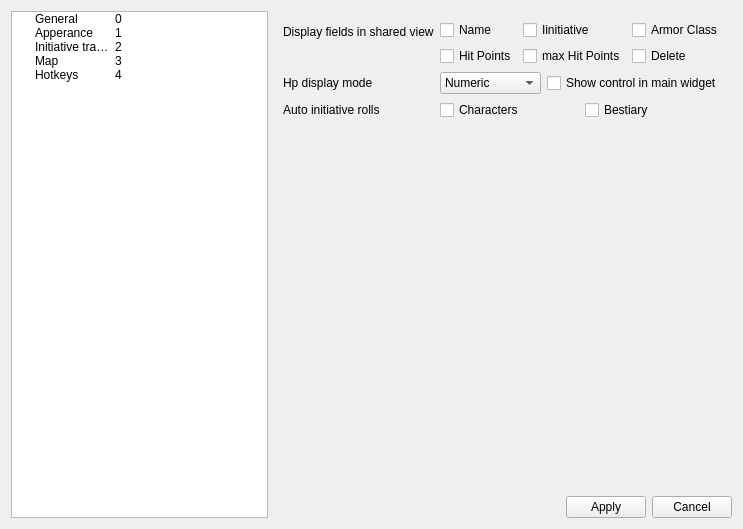
Before: the Qt Designer form settingsdialog.ui in Technohamster-py/dm-assist, drawn with Qt 5.
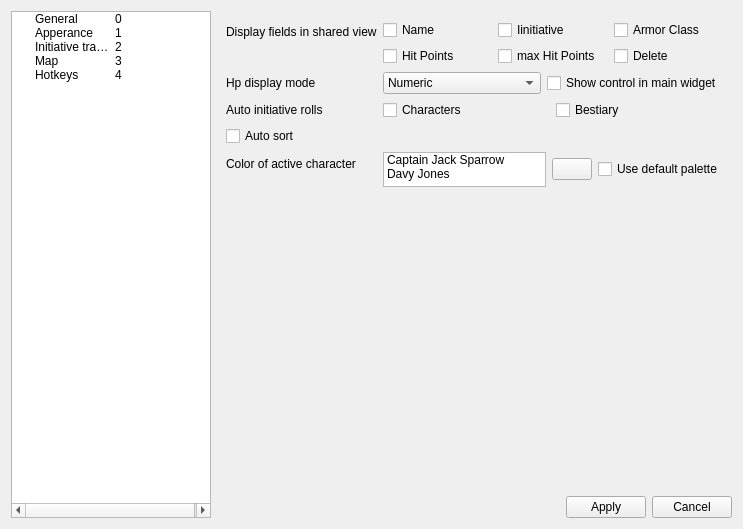
After: the same form once the commit is applied. The open tabs and pages were chosen to show the change. Icons and pictures are not drawn.

```diff
--- a/settingsdialog.ui
+++ b/settingsdialog.ui
@@ -429,6 +429,95 @@
            </item>
           </layout>
          </item>
+         <item row="3" column="0">
+          <widget class="QCheckBox" name="autoSortBox">
+           <property name="text">
+            <string>Auto sort</string>
+           </property>
+          </widget>
+         </item>
+         <item row="3" column="1">
+          <layout class="QVBoxLayout" name="verticalLayout"/>
+         </item>
+         <item row="4" column="0">
+          <widget class="QLabel" name="label_3">
+           <property name="text">
+            <string>Color of active character</string>
+           </property>
+          </widget>
+         </item>
+         <item row="4" column="1">
+          <layout class="QHBoxLayout" name="activeColorLayout">
+           <item>
+            <widget class="QListWidget" name="colorExamplewidget">
+             <property name="sizePolicy">
+              <sizepolicy hsizetype="Expanding" vsizetype="Minimum">
+               <horstretch>0</horstretch>
+               <verstretch>0</verstretch>
+              </sizepolicy>
+             </property>
+             <property name="maximumSize">
+              <size>
+               <width>16777215</width>
+               <height>35</height>
+              </size>
+             </property>
+             <property name="verticalScrollBarPolicy">
+              <enum>Qt::ScrollBarAlwaysOff</enum>
+             </property>
+             <property name="horizontalScrollBarPolicy">
+              <enum>Qt::ScrollBarAlwaysOff</enum>
+             </property>
+             <property name="autoScroll">
+              <bool>false</bool>
+             </property>
+             <property name="editTriggers">
+              <set>QAbstractItemView::NoEditTriggers</set>
+             </property>
+             <property name="showDropIndicator" stdset="0">
+              <bool>false</bool>
+             </property>
+             <property name="selectionMode">
+              <enum>QAbstractItemView::NoSelection</enum>
+             </property>
+             <property name="modelColumn">
+              <number>0</number>
+             </property>
+             <property name="currentRow">
+              <number>1</number>
+             </property>
+             <item>
+              <property name="text">
+               <string>Captain Jack Sparrow</string>
+              </property>
+             </item>
+             <item>
+              <property name="text">
+               <string>Davy Jones</string>
+              </property>
+             </item>
+            </widget>
+           </item>
+           <item>
+            <widget class="QPushButton" name="activeColorButton">
+             <property name="text">
+              <string/>
+             </property>
+             <property name="icon">
+              <iconset resource="static/app_resources.qrc">
+               <normaloff>:/map/palette.svg</normaloff>:/map/palette.svg</iconset>
+             </property>
+            </widget>
+           </item>
+           <item>
+            <widget class="QCheckBox" name="defaultColorCheckbox">
+             <property name="text">
+              <string>Use default palette</string>
+             </property>
+            </widget>
+           </item>
+          </layout>
+         </item>
         </layout>
        </widget>
        <widget class="QWidget" name="mapPage">
```
Left out of the diff: 2 changed lines with no effect on the pictures.
